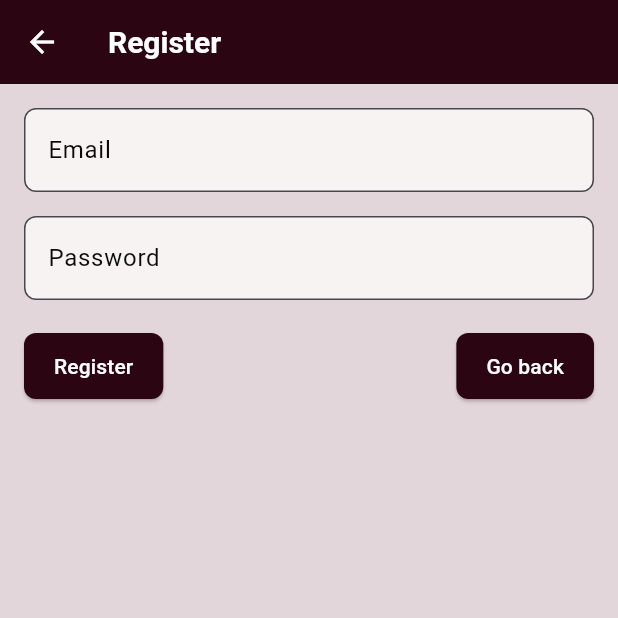
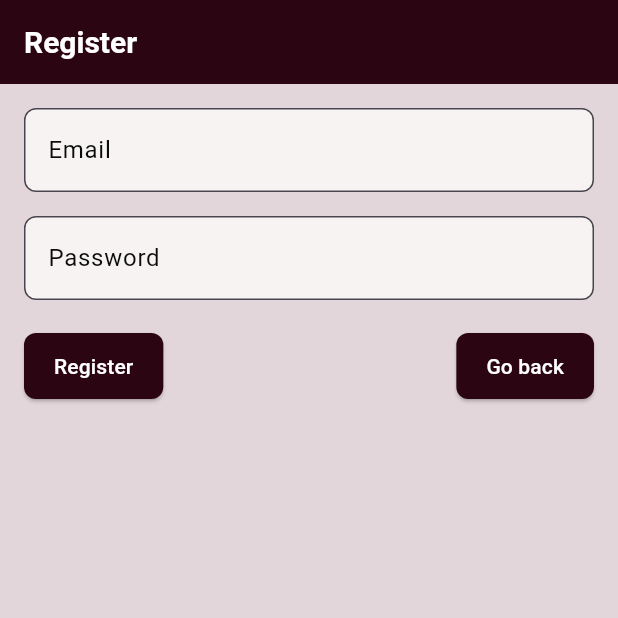
Before and after one commit to PetarJovanovic996/peca_expenses, a Flutter app: the screen it shows after launch, after a tap on the "exit to app" icon, after a tap on "Login", after a tap on "Register", on a phone screen of 412 x 824 dp, the top half of it. Run offline on Flutter 3.47's test engine with Material 3 defaults, Android fonts, the phone set to English and light mode, and no system bars; our stand-ins replace equatable, firebase_auth, firebase_core; accounts and stored records are empty; network calls fail.

Commit message:
Corrected navigation

```diff
--- a/lib/screens/log_in_screen.dart
+++ b/lib/screens/log_in_screen.dart
@@ -1,18 +1,6 @@
-// import 'package:flutter/material.dart';
 import 'package:flutter/material.dart';
 import 'package:peca_expenses/main/routes.dart';
-
-//import 'package:peca_expenses/data/categories.dart';
-//import 'package:peca_expenses/providers/add_expense_provider.dart';
-//import 'package:peca_expenses/providers/filters_provider.dart';
 import 'package:provider/provider.dart';
-//import 'package:peca_expenses/models/date.dart';
-
-// import 'package:flutter/material.dart';
-// import 'package:provider/provider.dart';
-
-// import 'package:flutter/material.dart';
-// import 'package:provider/provider.dart';
 import 'package:peca_expenses/providers/auth_provider.dart';
 
 class LoginScreen extends StatelessWidget {
@@ -78,9 +66,10 @@ class LoginScreen extends StatelessWidget {
                           if (!context.mounted) {
                             return;
                           }
-                          //ToDo: vidji za replacement
+                          //done: vidji za replacement
                           //Navigator.pushReplacementNamed(context, 'expenses');
-                          Navigator.of(context).pushNamed(Routes.expenses);
+                          Navigator.of(context)
+                              .pushReplacementNamed(Routes.expenses);
 
                           // Otići na home ekran
                         } catch (error) {
@@ -98,9 +87,10 @@ class LoginScreen extends StatelessWidget {
                   ),
                   ElevatedButton(
                     onPressed: () {
-                      // ToDo: vidji za replacement
+                      // done: vidji za replacement
                       // Navigator.pushReplacementNamed(context, 'register');
-                      Navigator.of(context).pushNamed(Routes.register);
+                      Navigator.of(context)
+                          .pushReplacementNamed(Routes.register);
                     },
                     child: const Text('Register'),
                   ),
```
